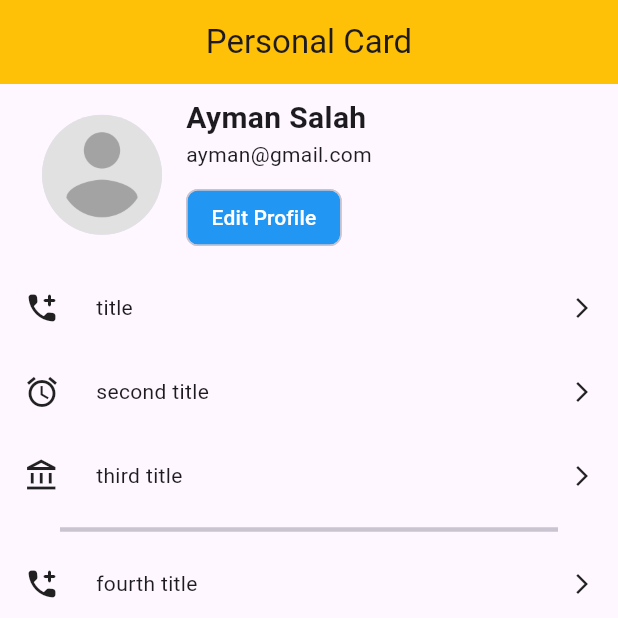
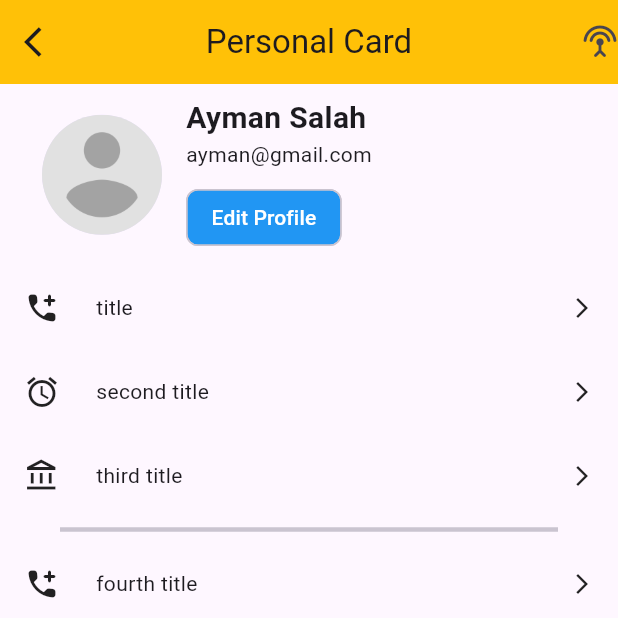
Before and after one commit to aymanSalahA/nti_user_card, a Flutter app: the screen it shows after launch, on a phone screen of 412 x 824 dp, the top half of it. Run offline on Flutter 3.47's test engine with Material 3 defaults, Android fonts, the phone set to English and light mode, and no system bars.

Commit message:
Editing Header

```diff
--- a/lib/main.dart
+++ b/lib/main.dart
@@ -44,9 +44,11 @@ class MyApp extends StatelessWidget {
       debugShowCheckedModeBanner: false,
       home: Scaffold(
         appBar: AppBar(
+          leading: Icon(Icons.arrow_back_ios),
           backgroundColor: Colors.amber,
           title: Text("Personal Card"),
           centerTitle: true,
+          actions: [Icon(Icons.settings_input_antenna_rounded)],
         ),
         body: Column(
           children: [
```
